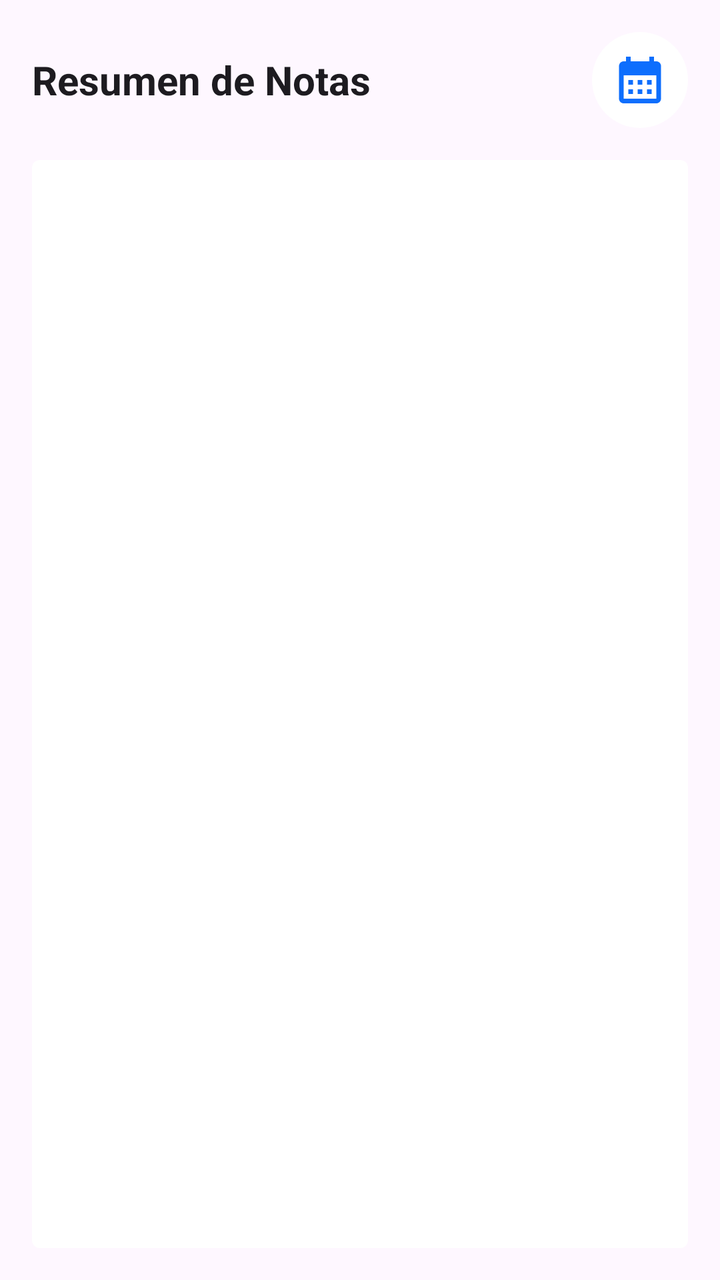
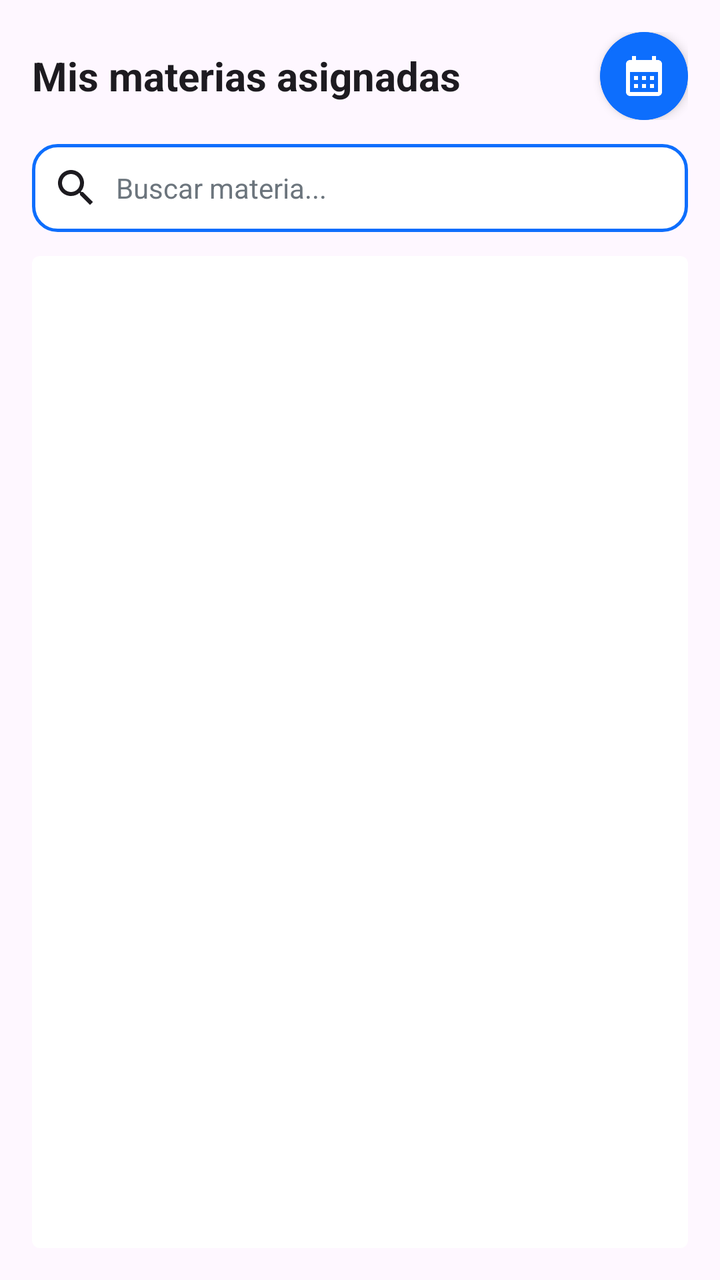

The first picture is an Android layout as it rendered before a commit; the second is the same layout after the commit. The layout source and the unified diff follow.
<!-- AndroidManifest.xml: application theme Theme.MyApplication -->
<!-- res/layout/fragment_student_dashboard.xml -->
<?xml version="1.0" encoding="utf-8"?>
<LinearLayout xmlns:android="http://schemas.android.com/apk/res/android"
    xmlns:app="http://schemas.android.com/apk/res-auto"
    android:layout_width="match_parent"
    android:layout_height="match_parent"
    android:orientation="vertical"
    android:padding="16dp"
    android:background="?android:attr/colorBackground">

    <RelativeLayout
        android:layout_width="match_parent"
        android:layout_height="wrap_content"
        android:layout_marginBottom="16dp">

        <TextView
            android:id="@+id/tvWelcome"
            android:layout_width="wrap_content"
            android:layout_height="wrap_content"
            android:layout_alignParentStart="true"
            android:layout_centerVertical="true"
            android:text="Resumen de Notas"
            android:textColor="?android:attr/textColorPrimary"
            android:textSize="20sp"
            android:textStyle="bold" />

        <com.google.android.material.button.MaterialButton
            android:id="@+id/btnViewTimetableStudent"
            style="@style/Widget.Material3.Button.IconButton"
            android:layout_width="48dp"
            android:layout_height="48dp"
            android:layout_alignParentEnd="true"
            android:layout_centerVertical="true"
            app:icon="@drawable/ic_timetable"
            app:iconTint="?attr/colorPrimary"
            app:backgroundTint="?attr/colorSurface"
            app:iconSize="28dp"
            app:iconGravity="textStart"
            app:iconPadding="0dp"
            android:insetTop="0dp"
            android:insetBottom="0dp"
            android:insetLeft="0dp"
            android:insetRight="0dp"
            android:padding="0dp"
            android:contentDescription="Ver horarios" />

    </RelativeLayout>

    <androidx.cardview.widget.CardView
        android:layout_width="match_parent"
        android:layout_height="0dp"
        android:layout_weight="1"
        app:cardCornerRadius="4dp"
        app:cardElevation="2dp">

        <androidx.recyclerview.widget.RecyclerView
            android:id="@+id/rvGrades"
            android:layout_width="match_parent"
            android:layout_height="match_parent"
            android:background="?attr/colorSurface"
            android:padding="8dp"/>
    </androidx.cardview.widget.CardView>

</LinearLayout>
<!-- resources referenced by this layout -->
<resources>
  <!-- drawable ic_timetable (drawable) -->
  <vector xmlns:android="http://schemas.android.com/apk/res/android"
      android:width="24dp"
      android:height="24dp"
      android:viewportWidth="24"
      android:viewportHeight="24">
      <path
          android:fillColor="#000000"
          android:pathData="M19,4H18V2H16V4H8V2H6V4H5C3.89,4 3.01,4.9 3.01,6L3,20C3,21.1 3.89,22 5,22H19C20.1,22 21,21.1 21,20V6C21,4.9 20.1,4 19,4ZM19,20H5V10H19V20ZM7,12H9V14H7V12ZM11,12H13V14H11V12ZM15,12H17V14H15V12ZM7,16H9V18H7V16ZM11,16H13V18H11V16ZM15,16H17V18H15V16Z" />
  </vector>
  <style name="Theme.MyApplication" parent="Base.Theme.MyApplication" />
  <style name="Base.Theme.MyApplication" parent="Theme.Material3.DayNight.NoActionBar">
          <item name="colorPrimary">@color/accent_blue</item>
          <item name="colorOnPrimary">@color/white</item>
          <item name="colorSecondary">@color/bs_secondary</item>
          <item name="android:statusBarColor">@color/bs_dark</item>
          <item name="android:windowBackground">@color/bs_light</item>
          <item name="colorSurface">@color/surface_light</item>
          <item name="materialCardViewStyle">@style/Widget.Bootstrap.Card</item>
          <item name="cardViewStyle">@style/Widget.Bootstrap.Card</item>
          <item name="alertDialogTheme">@style/Theme.MyApplication.Dialog</item>
      </style>
  <color name="accent_blue">#0d6efd</color>
  <color name="white">#FFFFFFFF</color>
  <color name="bs_secondary">#6c757d</color>
  <color name="bs_dark">#212529</color>
  <color name="bs_light">#f8f9fa</color>
  <color name="surface_light">#FFFFFF</color>
  <style name="Widget.Bootstrap.Card" parent="Widget.Material3.CardView.Outlined">
          <item name="cardBackgroundColor">?attr/colorSurface</item>
          <item name="cardCornerRadius">16dp</item>
          <item name="cardElevation">3dp</item>
          <item name="strokeColor">?attr/colorPrimary</item>
          <item name="strokeWidth">2dp</item>
          <item name="android:layout_margin">8dp</item>
      </style>
  <style name="Theme.MyApplication.Dialog" parent="ThemeOverlay.Material3.MaterialAlertDialog">
          <item name="shapeAppearanceOverlay">@style/ShapeAppearance.MyApplication.Dialog</item>
      </style>
  <style name="ShapeAppearance.MyApplication.Dialog" parent="ShapeAppearance.Material3.LargeComponent">
          <item name="cornerSize">20dp</item>
      </style>
</resources>

<!-- the commit's change to res/layout/fragment_student_dashboard.xml (unified diff, before → after) -->
@@ -10,40 +10,66 @@
     <RelativeLayout
         android:layout_width="match_parent"
         android:layout_height="wrap_content"
-        android:layout_marginBottom="16dp">
+        android:layout_marginBottom="12dp">
 
         <TextView
             android:id="@+id/tvWelcome"
             android:layout_width="wrap_content"
             android:layout_height="wrap_content"
             android:layout_alignParentStart="true"
+            android:layout_toStartOf="@id/cardTimetableStudent"
             android:layout_centerVertical="true"
-            android:text="Resumen de Notas"
+            android:text="Mis materias asignadas"
             android:textColor="?android:attr/textColorPrimary"
             android:textSize="20sp"
             android:textStyle="bold" />
 
-        <com.google.android.material.button.MaterialButton
-            android:id="@+id/btnViewTimetableStudent"
-            style="@style/Widget.Material3.Button.IconButton"
-            android:layout_width="48dp"
-            android:layout_height="48dp"
+        <com.google.android.material.card.MaterialCardView
+            android:id="@+id/cardTimetableStudent"
+            android:layout_width="44dp"
+            android:layout_height="44dp"
             android:layout_alignParentEnd="true"
             android:layout_centerVertical="true"
-            app:icon="@drawable/ic_timetable"
-            app:iconTint="?attr/colorPrimary"
-            app:backgroundTint="?attr/colorSurface"
-            app:iconSize="28dp"
-            app:iconGravity="textStart"
-            app:iconPadding="0dp"
-            android:insetTop="0dp"
-            android:insetBottom="0dp"
-            android:insetLeft="0dp"
-            android:insetRight="0dp"
-            android:padding="0dp"
-            android:contentDescription="Ver horarios" />
+            app:cardCornerRadius="22dp"
+            app:cardElevation="3dp"
+            app:strokeColor="?attr/colorPrimary"
+            app:strokeWidth="1.5dp"
+            app:cardBackgroundColor="?attr/colorPrimary"
+            android:clickable="true"
+            android:focusable="true"
+            android:foreground="?attr/selectableItemBackground">
+            <ImageView
+                android:id="@+id/btnViewTimetableStudent"
+                android:layout_width="match_parent"
+                android:layout_height="match_parent"
+                android:src="@drawable/ic_timetable"
+                app:tint="@color/white"
+                android:padding="10dp"
+                android:contentDescription="Ver Horarios" />
+        </com.google.android.material.card.MaterialCardView>
 
     </RelativeLayout>
+
+    
+    <LinearLayout
+        android:layout_width="match_parent"
+        android:layout_height="wrap_content"
+        android:orientation="horizontal"
+        android:layout_marginBottom="12dp"
+        android:gravity="center_vertical">
+
+        <EditText
+            android:id="@+id/etSearchStudent"
+            style="@style/Widget.Bootstrap.EditText"
+            android:layout_width="match_parent"
+            android:layout_height="wrap_content"
+            android:hint="Buscar materia..."
+            android:textSize="14sp"
+            android:padding="10dp"
+            android:drawableStart="@drawable/ic_search"
+            android:drawablePadding="8dp"
+            android:drawableTint="?android:attr/textColorPrimary" />
+    </LinearLayout>
 
     <androidx.cardview.widget.CardView
         android:layout_width="match_parent"
<!-- resource entries referenced after the edit -->
@@ -10,7 +10,24 @@
           android:fillColor="#000000"
           android:pathData="M19,4H18V2H16V4H8V2H6V4H5C3.89,4 3.01,4.9 3.01,6L3,20C3,21.1 3.89,22 5,22H19C20.1,22 21,21.1 21,20V6C21,4.9 20.1,4 19,4ZM19,20H5V10H19V20ZM7,12H9V14H7V12ZM11,12H13V14H11V12ZM15,12H17V14H15V12ZM7,16H9V18H7V16ZM11,16H13V18H11V16ZM15,16H17V18H15V16Z" />
   </vector>
+  <style name="Widget.Bootstrap.EditText" parent="Widget.AppCompat.EditText">
+          <item name="android:background">@drawable/bg_bootstrap_input</item>
+          <item name="android:padding">12dp</item>
+          <item name="android:textSize">16sp</item>
+          <item name="android:textColor">@color/black</item>
+          <item name="android:textColorHint">@color/bs_secondary</item>
+      </style>
   <style name="Theme.MyApplication" parent="Base.Theme.MyApplication" />
+  <!-- drawable bg_bootstrap_input (drawable) -->
+  <?xml version="1.0" encoding="utf-8"?>
+  <shape xmlns:android="http://schemas.android.com/apk/res/android">
+      <solid android:color="?attr/colorSurface" />
+      <stroke
+          android:width="1.5dp"
+          android:color="?attr/colorPrimary" />
+      <corners android:radius="12dp" />
+  </shape>
+  <color name="black">#FF000000</color>
   <style name="Base.Theme.MyApplication" parent="Theme.Material3.DayNight.NoActionBar">
           <item name="colorPrimary">@color/accent_blue</item>
           <item name="colorOnPrimary">@color/white</item>
@@ -24,6 +41,16 @@
       </style>
   <color name="accent_blue">#0d6efd</color>
   <color name="white">#FFFFFFFF</color>
+  <!-- drawable ic_search (drawable) -->
+  <vector xmlns:android="http://schemas.android.com/apk/res/android"
+      android:width="24dp"
+      android:height="24dp"
+      android:viewportWidth="24"
+      android:viewportHeight="24">
+      <path
+          android:fillColor="#000000"
+          android:pathData="M15.5,14h-0.79l-0.28,-0.27C15.41,12.59 16,11.11 16,9.5 16,5.91 13.09,3 9.5,3S3,5.91 3,9.5 5.91,16 9.5,16c1.61,0 3.09,-0.59 4.23,-1.57l0.27,0.28v0.79l5,4.99L20.49,19l-4.99,-5zm-6,0C7.01,14 5,11.99 5,9.5S7.01,5 9.5,5 14,7.01 14,9.5 11.99,14 9.5,14z" />
+  </vector>
   <color name="bs_secondary">#6c757d</color>
   <color name="bs_dark">#212529</color>
   <color name="bs_light">#f8f9fa</color>
